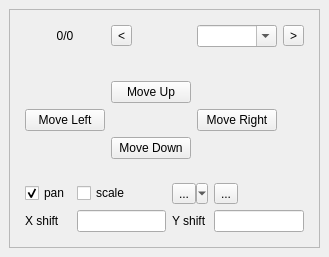
Above: ui/ui_teamtraining.ui from azvoleff/teamqgis before the change. Below: the same form after it.
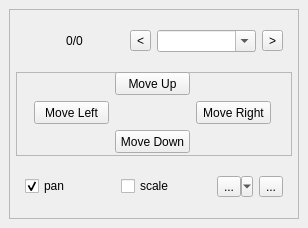
That is the form after the change. Icons and pictures are not drawn.

Commit message: Move xres/yres to global settings, and update ui.

```diff
--- a/ui/ui_teamtraining.ui
+++ b/ui/ui_teamtraining.ui
@@ -6,8 +6,8 @@
    <rect>
     <x>0</x>
     <y>0</y>
-    <width>314</width>
-    <height>257</height>
+    <width>308</width>
+    <height>228</height>
    </rect>
   </property>
   <property name="windowTitle">
@@ -130,54 +130,19 @@
             </property>
            </widget>
           </item>
-          <item row="3" column="1">
-           <widget class="QPushButton" name="translateUp">
-            <property name="text">
-             <string>Move Up</string>
-            </property>
-           </widget>
-          </item>
-          <item row="5" column="2">
-           <widget class="QPushButton" name="translateRight">
-            <property name="text">
-             <string>Move Right</string>
-            </property>
-           </widget>
-          </item>
-          <item row="6" column="1">
-           <widget class="QPushButton" name="translateDown">
-            <property name="text">
-             <string>Move Down</string>
-            </property>
-           </widget>
-          </item>
-          <item row="5" column="0">
-           <widget class="QPushButton" name="translateLeft">
-            <property name="text">
-             <string>Move Left</string>
-            </property>
-           </widget>
-          </item>
-          <item row="2" column="1">
-           <spacer name="verticalSpacer">
-            <property name="orientation">
-             <enum>Qt::Vertical</enum>
-            </property>
-            <property name="sizeHint" stdset="0">
-             <size>
-              <width>20</width>
-              <height>40</height>
-             </size>
-            </property>
-           </spacer>
-          </item>
          </layout>
         </widget>
        </item>
-       <item row="2" column="0">
+       <item row="3" column="0">
         <widget class="QWidget" name="widget_2" native="true">
+         <property name="minimumSize">
+          <size>
+           <width>276</width>
+           <height>40</height>
+          </size>
+         </property>
          <layout class="QGridLayout" name="gridLayout_4">
-          <item row="0" column="0">
+          <item row="1" column="0">
            <widget class="QCheckBox" name="panCheck">
             <property name="text">
              <string>pan</string>
@@ -187,14 +152,31 @@
             </property>
            </widget>
           </item>
-          <item row="0" column="2">
+          <item row="1" column="2">
            <widget class="QCheckBox" name="scaleCheck">
             <property name="text">
              <string>scale</string>
             </property>
            </widget>
           </item>
-          <item row="0" column="3">
+          <item row="1" column="4">
+           <widget class="QToolButton" name="editFormButton">
+            <property name="toolTip">
+             <string notr="true"/>
+            </property>
+            <property name="accessibleDescription">
+             <string notr="true"/>
+            </property>
+            <property name="text">
+             <string notr="true">...</string>
+            </property>
+            <property name="icon">
+             <iconset>
+              <normaloff>../icons/openform.svg</normaloff>../icons/openform.svg</iconset>
+            </property>
+           </widget>
+          </item>
+          <item row="1" column="3">
            <widget class="QToolButton" name="actionButton">
             <property name="sizePolicy">
              <sizepolicy hsizetype="Fixed" vsizetype="Fixed">
@@ -214,46 +196,77 @@
             </property>
            </widget>
           </item>
-          <item row="0" column="4">
-           <widget class="QToolButton" name="editFormButton">
-            <property name="toolTip">
-             <string notr="true"/>
-            </property>
-            <property name="accessibleDescription">
-             <string notr="true"/>
-            </property>
-            <property name="text">
-             <string notr="true">...</string>
-            </property>
-            <property name="icon">
-             <iconset>
-              <normaloff>../icons/openform.svg</normaloff>../icons/openform.svg</iconset>
-            </property>
-           </widget>
-          </item>
-          <item row="1" column="4">
-           <widget class="QLineEdit" name="yres"/>
-          </item>
-          <item row="1" column="2">
-           <widget class="QLineEdit" name="xres"/>
-          </item>
-          <item row="1" column="0">
-           <widget class="QLabel" name="label">
-            <property name="text">
-             <string>X shift</string>
-            </property>
-           </widget>
-          </item>
-          <item row="1" column="3">
-           <widget class="QLabel" name="label_2">
-            <property name="text">
-             <string>Y shift</string>
-            </property>
-           </widget>
-          </item>
          </layout>
         </widget>
        </item>
+       <item row="2" column="0">
+        <widget class="QFrame" name="frame">
+         <property name="minimumSize">
+          <size>
+           <width>276</width>
+           <height>84</height>
+          </size>
+         </property>
+         <property name="frameShape">
+          <enum>QFrame::StyledPanel</enum>
+         </property>
+         <property name="frameShadow">
+          <enum>QFrame::Raised</enum>
+         </property>
+         <widget class="QPushButton" name="translateLeft">
+          <property name="geometry">
+           <rect>
+            <x>18</x>
+            <y>29</y>
+            <width>75</width>
+            <height>23</height>
+           </rect>
+          </property>
+          <property name="text">
+           <string>Move Left</string>
+          </property>
+         </widget>
+         <widget class="QPushButton" name="translateRight">
+          <property name="geometry">
+           <rect>
+            <x>180</x>
+            <y>29</y>
+            <width>75</width>
+            <height>23</height>
+           </rect>
+          </property>
+          <property name="text">
+           <string>Move Right</string>
+          </property>
+         </widget>
+         <widget class="QPushButton" name="translateDown">
+          <property name="geometry">
+           <rect>
+            <x>99</x>
+            <y>58</y>
+            <width>75</width>
+            <height>23</height>
+           </rect>
+          </property>
+          <property name="text">
+           <string>Move Down</string>
+          </property>
+         </widget>
+         <widget class="QPushButton" name="translateUp">
+          <property name="geometry">
+           <rect>
+            <x>99</x>
+            <y>0</y>
+            <width>75</width>
+            <height>23</height>
+           </rect>
+          </property>
+          <property name="text">
+           <string>Move Up</string>
+          </property>
+         </widget>
+        </widget>
+       </item>
       </layout>
      </widget>
     </item>
```
The commit also changes 5 other files.
